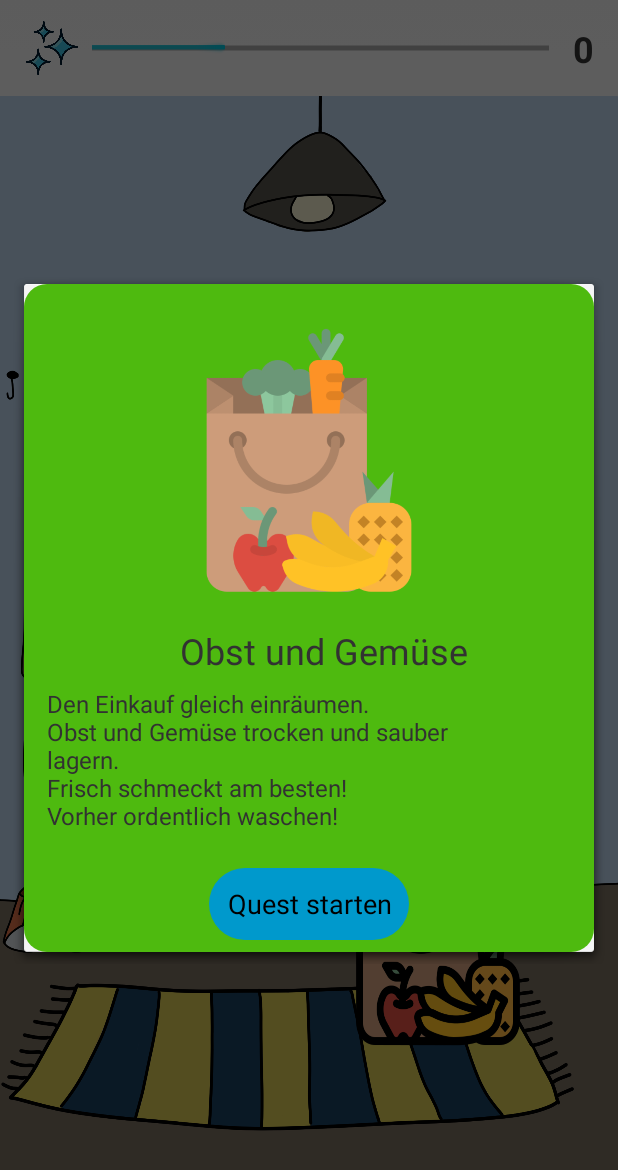
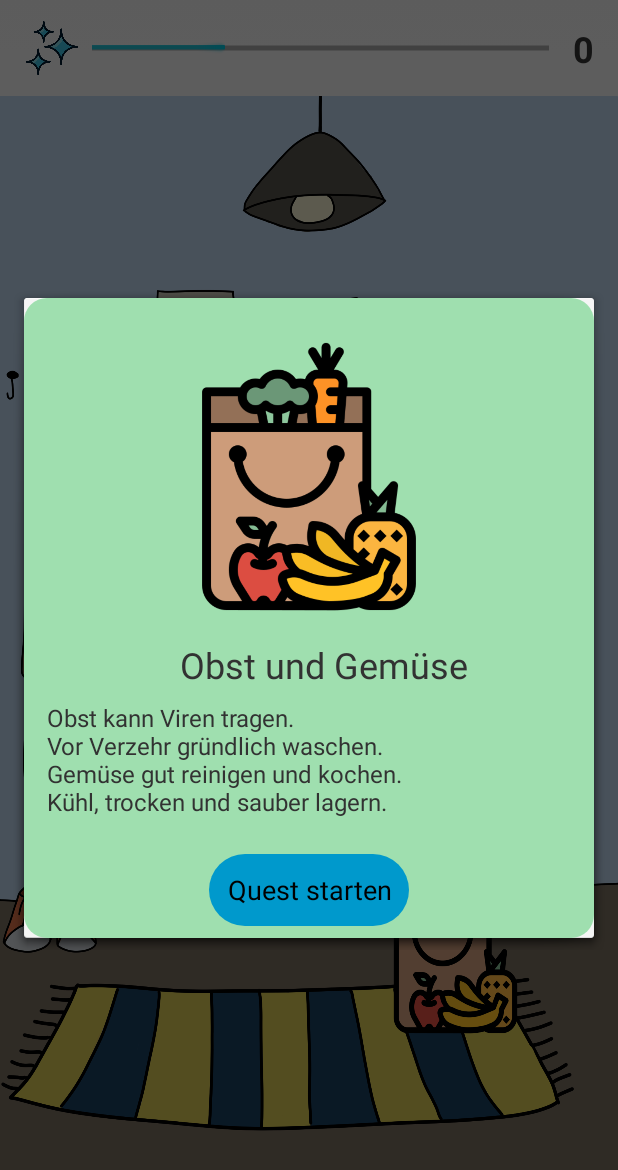
Before and after one commit to Fasust/quest_for_ultimate_hygiene, an Android app: the screen it shows after launch (MainActivity), after a tap on an icon or button, on a phone screen of 412 x 824 dp. Shown: the top 1170 px of the screen. Run offline under Robolectric (Android 15) with nearby library versions, the phone set to English and light mode, and no system bars.

Commit message:
neue Farben custom Farben für die Buttons in den Popups TODO Buttons Farben einsetzen

```diff
--- a/app/src/main/java/com/questforultimatehygiene/Flur.java
+++ b/app/src/main/java/com/questforultimatehygiene/Flur.java
@@ -89,7 +89,7 @@ public class Flur extends Fragment {
             @Override
             public void onClick(View view) {
                 new PopUpHelper().showQuestPopUp(
-                        getActivity(),29, R.drawable.shopping_bag_nolines,
+                        getActivity(),29, R.drawable.shopping_bag,
                         R.drawable.popup_background_roundedcorners_green,
                         R.id.quest_name, R.string.quest_grocery_shopping_title,
                         R.id.quest_description, R.string.quest_grocery_shopping_content);
--- a/app/src/main/res/layout/fragment_frontdoor.xml
+++ b/app/src/main/res/layout/fragment_frontdoor.xml
@@ -13,8 +13,8 @@
 
         <Button
             android:id="@+id/button_quest_frontdoor"
-            android:layout_width="145dp"
-            android:layout_height="169dp"
+            android:layout_width="110dp"
+            android:layout_height="124dp"
             android:background="@drawable/shopping_bag"
             app:layout_constraintBottom_toBottomOf="parent"
             app:layout_constraintEnd_toEndOf="parent"
--- a/app/src/main/res/values/colors.xml
+++ b/app/src/main/res/values/colors.xml
@@ -1,9 +1,12 @@
 <?xml version="1.0" encoding="utf-8"?>
 <resources>
     <color name="colorPrimary">#008577</color>
-    <color name="colorBroccoli">#4eba0f</color>
+    <color name="colorBroccoli">#9fdfaf</color>
+    <color name="colorOrangeButton">#ff8000</color>
     <color name="colorYellowish">#ccffcc</color>
-    <color name="colorBeige">#E8E8E8</color>
+    <color name="colorBeige">#fff7e6</color>
+    <color name="colorBlueButton">#4d4dff</color>
+
     <color name="colorPrimaryDark">#00574B</color>
     <color name="colorAccent">#D81B60</color>
 
--- a/app/src/main/res/values/strings.xml
+++ b/app/src/main/res/values/strings.xml
@@ -6,7 +6,7 @@
     <string name="quest_handwashing_title">Hände gründlich waschen!</string>
     <string name="quest_handwashing_content">Unter fließendem Wasser\nMit Wasser und Seife\nMindestens 30 Sekunden\nUnter fließendem Wasser abwaschen\nMit sauberem Tuch abtrocknen</string>
     <string name="quest_grocery_shopping_title">Obst und Gemüse</string>
-    <string name="quest_grocery_shopping_content">Den Einkauf gleich einräumen.\nObst und Gemüse trocken und sauber lagern.\nFrisch schmeckt am besten!\nVorher ordentlich waschen!</string>
+    <string name="quest_grocery_shopping_content">Obst kann Viren tragen.\nVor Verzehr gründlich waschen.\nGemüse gut reinigen und kochen.\nKühl, trocken und sauber lagern.</string>
     <string name="quest_sneezing_title">Ich muss niesen!</string>
     <string name="quest_sneezing_content">Von anderen wegdrehen.\nTaschentuch verwenden.\nOder in die Armbeuge niesen.</string>
     <string name="quest_welcome_home_title">Willkommen zuhause!</string>
```
